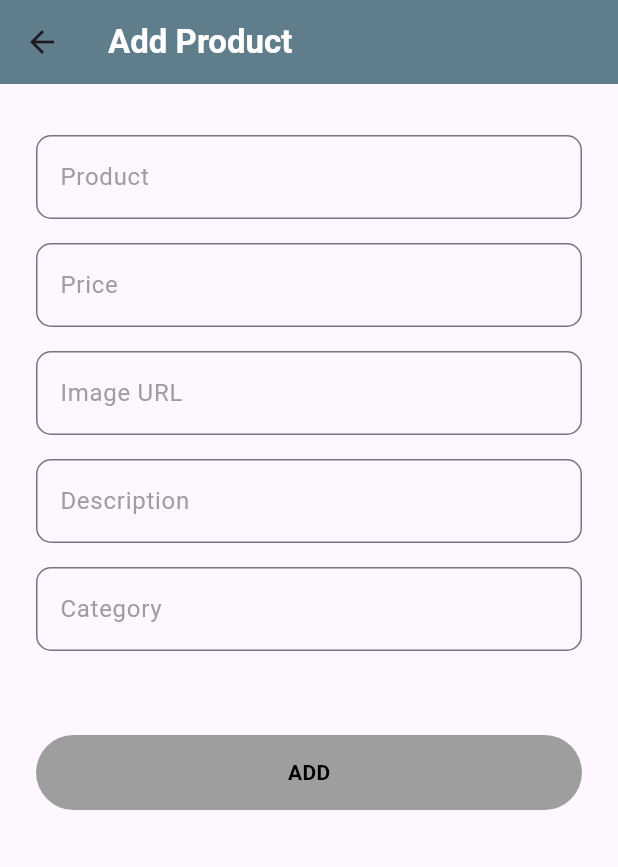
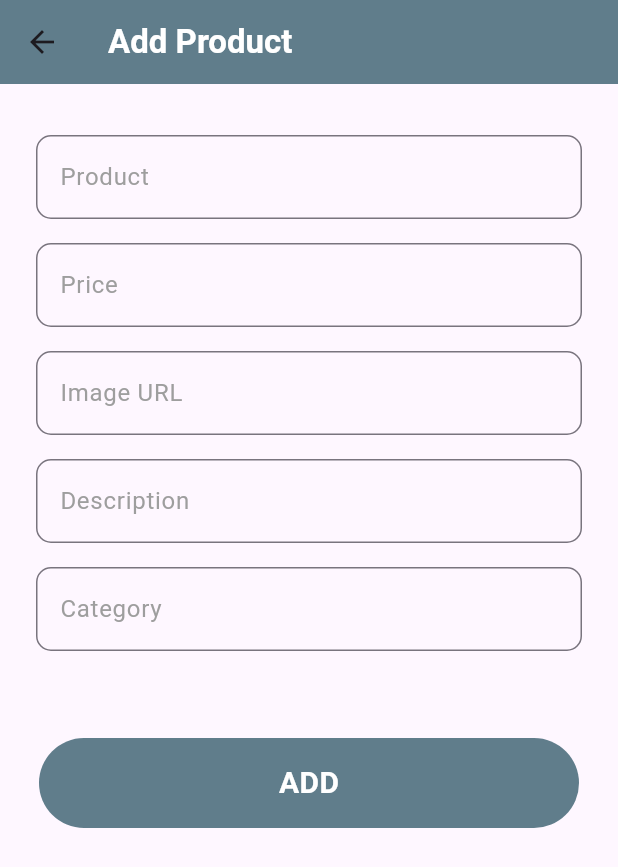
Before and after one commit to hageromar00/Store_Application, a Flutter app: the AddPage screen opened directly, on a phone screen of 412 x 824 dp. Shown: the top 867 px of the screen. Run offline on Flutter 3.47's test engine with Material 3 defaults, Android fonts, the phone set to English and light mode, and no system bars; drawn by our look-alikes of modal_progress_hud_nsn; our stand-ins replace font_awesome_flutter; network calls fail.

Commit message:
finish from add product and get and update product

```diff
--- a/lib/model/category.dart
+++ b/lib/model/category.dart
@@ -1,10 +1,50 @@
+// class ProductModel {
+//   final dynamic id;
+//   final String title;
+//   final String description;
+//   final String image;
+//   final String category;
+//   // final RatingModel? rating;
+//   final dynamic price;
+//   // final RatingModel? rating;
+//   ProductModel(
+//       {required this.id,
+//       required this.title,
+//       required this.description,
+//       required this.image,
+//       required this.category,
+//       required this.price,
+//       // required this.rating
+//       // required this.rating
+//       });
+//   factory ProductModel.fromJson(json) {
+//     return ProductModel(
+//         id: json['id'],
+//         title: json['title'],
+//         description: json['description'],
+//         image: json['image'],
+//         category: json['category'],
+//         price: json['price'],
+
+//         // rating: json['rating'] ==null? null:RatingModel.fromJson(json['rating'])
+//         );
+//   }
+// }
+
+// class RatingModel {
+//   final dynamic rate;
+//   final int count;
+//   RatingModel({required this.count, required this.rate});
+//   factory RatingModel.fromJson(data){
+//     return RatingModel(count: data['count'],rate: data['rate']);
+//   }
+// }
 class ProductModel {
   final dynamic id;
   final String title;
   final String description;
   final String image;
   final String category;
-  // final RatingModel? rating;
   final dynamic price;
   // final RatingModel? rating;
   ProductModel(
@@ -15,27 +55,23 @@ class ProductModel {
       required this.category,
       required this.price,
       // required this.rating
-      // required this.rating
       });
   factory ProductModel.fromJson(json) {
     return ProductModel(
+      // id: int.parse(json['id']),
         id: json['id'],
         title: json['title'],
         description: json['description'],
         image: json['image'],
         category: json['category'],
         price: json['price'],
+        // rating: json['rating'],
+        // rating: RatingModel.fromJson(json['rating'])
+        // rating: json['rating'] == null
+        //     ? null
+        //     : RatingModel.fromJson(json['rating']
+        //     )
 
-        // rating: json['rating'] ==null? null:RatingModel.fromJson(json['rating'])
         );
   }
 }
-
-class RatingModel {
-  final dynamic rate;
-  final int count;
-  RatingModel({required this.count, required this.rate});
-  factory RatingModel.fromJson(data){
-    return RatingModel(count: data['count'],rate: data['rate']);
-  }
-}
--- a/lib/screens/update.dart
+++ b/lib/screens/update.dart
@@ -3,8 +3,7 @@ import 'package:modal_progress_hud_nsn/modal_progress_hud_nsn.dart';
 import 'package:store_application/model/category.dart';
 import 'package:store_application/service/update_product.dart';
 import 'package:store_application/widget/customButton.dart';
-import 'package:store_application/widget/customFieldText.dart';
-class UpdatePage extends StatefulWidget {
+import 'package:store_application/widget/customFieldText.dart';class UpdatePage extends StatefulWidget {
   const UpdatePage({super.key});
   static String id = 'update';
   @override
@@ -109,6 +108,7 @@ class _UpdatePageState extends State<UpdatePage> {
   }
 }
 
+
 // class UpdatePage extends StatefulWidget {
 //   const UpdatePage({super.key});
 //   static String Id = 'update';
--- a/lib/service/update_product.dart
+++ b/lib/service/update_product.dart
@@ -3,6 +3,7 @@
 
 import 'package:store_application/helper/api.dart';
 import 'package:store_application/model/category.dart';
+
 
 class UpdateProductServices {
   Future<ProductModel> updateProduct(
--- a/lib/widget/customButton.dart
+++ b/lib/widget/customButton.dart
@@ -1,28 +1,32 @@
 import 'package:flutter/material.dart';
 
 class CustomButton extends StatelessWidget {
-  CustomButton({super.key, required this.ontap, required this.text});
+  CustomButton({super.key, required this.ontap,required this.text});
+  VoidCallback ontap;
   String text;
-  VoidCallback ontap;
+
   @override
   Widget build(BuildContext context) {
     return GestureDetector(
       onTap: ontap,
       child: Padding(
-        padding: const EdgeInsets.all(8.0),
+        padding: const EdgeInsets.all(10),
         child: Container(
+          height: 60,
+          width: double.infinity,
           decoration: BoxDecoration(
-            color: Colors.grey,
+            color: Colors.blueGrey,
             borderRadius: BorderRadius.circular(30),
           ),
-          width: double.infinity,
-          height: 50,
-          child: Center(
-              child: Text(
-            text!,
-            style: const TextStyle(
-                color: Colors.black, fontWeight: FontWeight.bold),
-          )),
+          child:  Center(
+            child: Text(
+              text,
+              style:const TextStyle(
+                  fontSize: 20,
+                  fontWeight: FontWeight.bold,
+                  color: Colors.white),
+            ),
+          ),
         ),
       ),
     );
```
Also changed, not shown: lib/widget/customcard.dart (+104 -39 lines).
